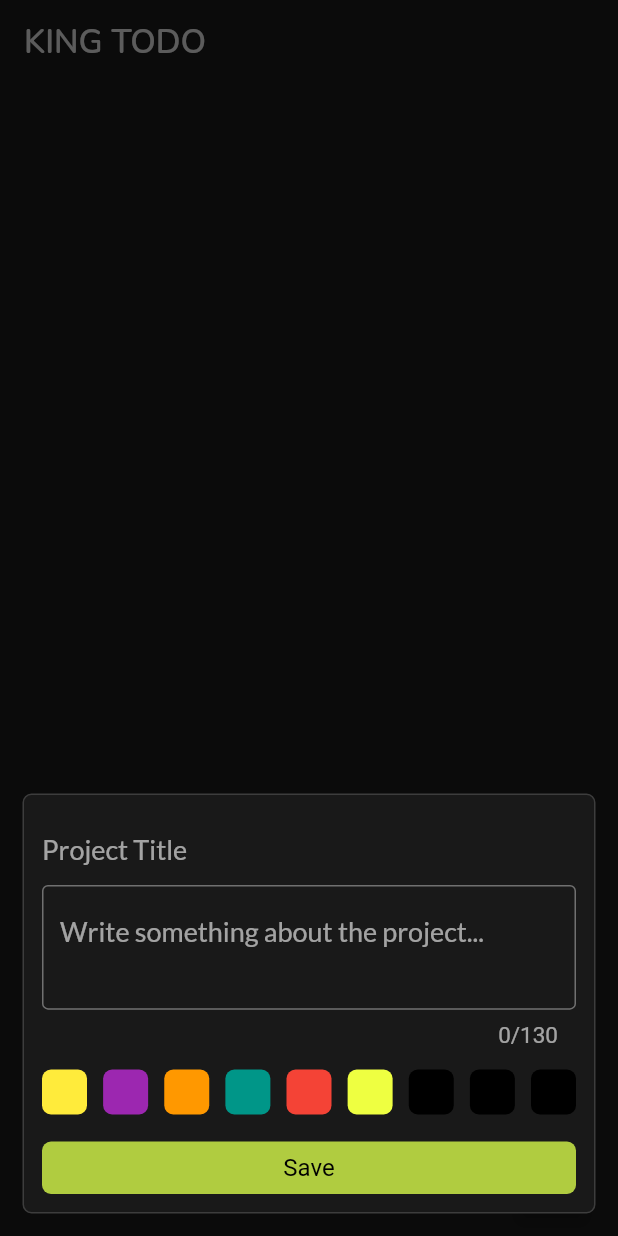
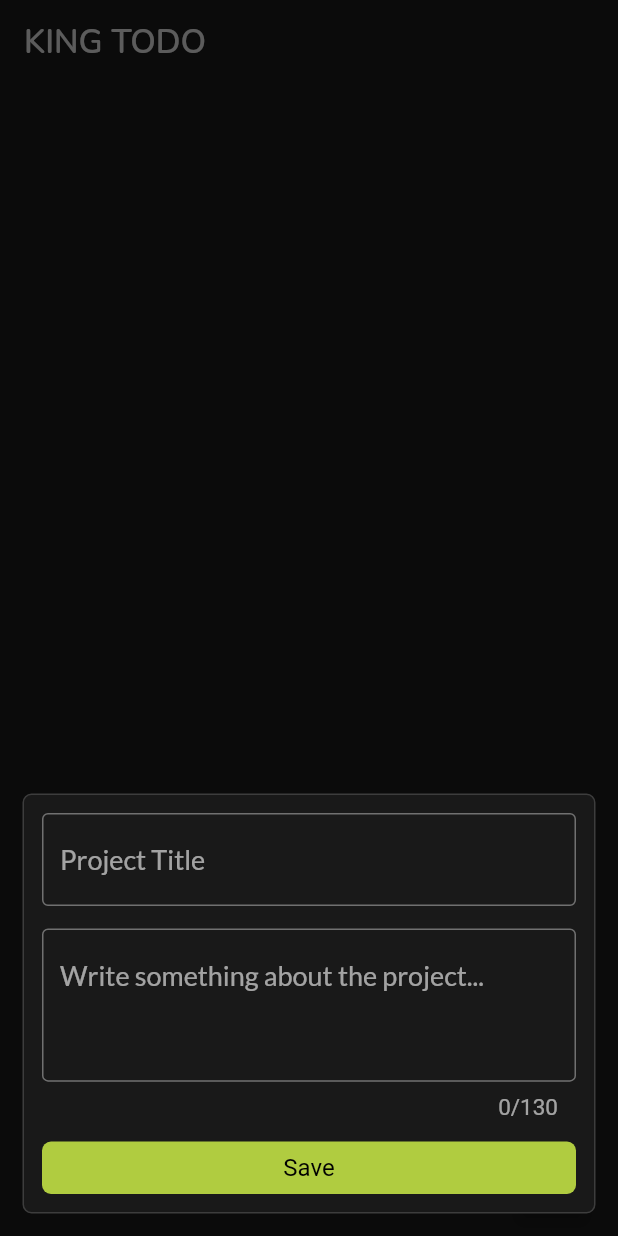
Before and after one commit to kingRayhan/flutter_king_todo, a Flutter app: the screen it shows after launch, after a tap on the "add" icon, on a phone screen of 412 x 824 dp. Run offline on Flutter 3.47's test engine with Material 2 defaults, Android fonts, the phone set to English and light mode, and no system bars; our stand-ins replace form_validator, google_fonts, hive, hive_flutter; accounts and stored records are empty.

Commit message:
projects creation done

```diff
--- a/lib/constants.dart
+++ b/lib/constants.dart
@@ -5,6 +5,8 @@ const kBackgroundColor = Color(0xFF191919);
 const kAccentColor = Color(0xFFB0CC40);
 const kCardBackgroundColor = Color(0xFF2B2B2B);
 const kTitleColor = Color(0xFFC9C9C9);
+
+const kProjectsDbName = 'projects__';
 
 // source: https://stackoverflow.com/a/51119796/3705299
 class ListViewScrollBehaviourNoGlow extends ScrollBehavior {
--- a/lib/main.dart
+++ b/lib/main.dart
@@ -1,10 +1,10 @@
 import 'package:flutter/material.dart';
 import 'package:google_fonts/google_fonts.dart';
 import 'package:hive_flutter/hive_flutter.dart';
+
 import 'constants.dart';
 import 'models/project.dart';
-import 'screens/home_screen.dart';
-import 'screens/project_screen.dart';
+import 'routes.dart';
 
 Future<void> main() async {
   await Hive.initFlutter();
@@ -32,9 +32,7 @@ class Main extends StatelessWidget {
         scaffoldBackgroundColor: kBackgroundColor,
       ),
       initialRoute: '/',
-        routes: {
-          '/': (context) => HomeScreen(),
-          '/project': (context) => ProjectScreen(),
-        });
+      routes: app_routes,
+    );
   }
 }
--- a/lib/models/project.dart
+++ b/lib/models/project.dart
@@ -3,18 +3,18 @@ part 'project.g.dart';
 
 @HiveType(typeId: 1)
 class Project {
-  @HiveField(0)
-  late String id;
-
   @HiveField(1)
   late String title;
 
   @HiveField(2)
   late String description;
 
+  @HiveField(3)
+  dynamic theme;
+
   Project({
-    required this.id,
     required this.title,
     required this.description,
+    this.theme,
   });
 }
--- /dev/null
+++ b/lib/routes.dart
@@ -0,0 +1,9 @@
+import 'package:flutter/widgets.dart';
+
+import 'screens/home_screen.dart';
+import 'screens/project_screen.dart';
+
+final Map<String, Widget Function(BuildContext)> app_routes = {
+  '/': (context) => const HomeScreen(),
+  '/project': (context) => const ProjectScreen(),
+};
--- a/lib/widgets/CreateProjectBottomSheet.dart
+++ b/lib/widgets/CreateProjectBottomSheet.dart
@@ -1,4 +1,5 @@
 import 'package:flutter/material.dart';
+import 'package:form_validator/form_validator.dart';
 import 'package:google_fonts/google_fonts.dart';
 import 'package:king_todo/models/project.dart';
 import 'package:uuid/uuid.dart';
@@ -16,9 +17,10 @@ class CreateProjectBottomSheet extends StatefulWidget {
 
 class _CreateProjectBottomSheetState extends State<CreateProjectBottomSheet> {
   int descriptionLength = 0;
+  final GlobalKey<FormState> _formKey = GlobalKey<FormState>();
 
-  var _titleInputController = TextEditingController();
-  var _descriptionInputController = TextEditingController();
+  final _titleInputController = TextEditingController();
+  final _descriptionInputController = TextEditingController();
 
   @override
   Widget build(BuildContext context) {
@@ -30,20 +32,24 @@ class _CreateProjectBottomSheetState extends State<CreateProjectBottomSheet> {
           color: const Color(0xFF191919),
           borderRadius: BorderRadius.circular(6.0)),
       height: 280.0,
+      child: Form(
+        key: _formKey,
         child: Column(
           children: [
-          TextField(
+            TextFormField(
               style: GoogleFonts.lato(fontSize: 18.0),
               maxLength: 50,
+              validator: ValidationBuilder().required().maxLength(35).build(),
               controller: _titleInputController,
               decoration: const InputDecoration(
                 hintText: "Project Title",
-              border: InputBorder.none,
+                border: OutlineInputBorder(),
                 counterText: "",
               ),
             ),
+            const SizedBox(height: 15.0),
             Expanded(
-            child: TextField(
+              child: TextFormField(
                 style: GoogleFonts.lato(fontSize: 18.0),
                 minLines: 4,
                 maxLines: null,
@@ -57,32 +63,33 @@ class _CreateProjectBottomSheetState extends State<CreateProjectBottomSheet> {
                     border: OutlineInputBorder()),
               ),
             ),
-          SizedBox(height: 18.0),
-          Row(
-            mainAxisAlignment: MainAxisAlignment.spaceBetween,
-            children: [
-              _buildProjectThemeColorSwatch(color: Colors.yellow),
-              _buildProjectThemeColorSwatch(color: Colors.purple),
-              _buildProjectThemeColorSwatch(color: Colors.orange),
-              _buildProjectThemeColorSwatch(color: Colors.teal),
-              _buildProjectThemeColorSwatch(color: Colors.red),
-              _buildProjectThemeColorSwatch(color: Colors.limeAccent),
-              _buildProjectThemeColorSwatch(),
-              _buildProjectThemeColorSwatch(),
-              _buildProjectThemeColorSwatch(),
+            // SizedBox(height: 18.0),
+            // Row(
+            //   mainAxisAlignment: MainAxisAlignment.spaceBetween,
+            //   children: [
+            //     _buildProjectThemeColorSwatch(color: Colors.yellow),
+            //     _buildProjectThemeColorSwatch(color: Colors.purple),
+            //     _buildProjectThemeColorSwatch(color: Colors.orange),
+            //     _buildProjectThemeColorSwatch(color: Colors.teal),
+            //     _buildProjectThemeColorSwatch(color: Colors.red),
+            //     _buildProjectThemeColorSwatch(color: Colors.limeAccent),
+            //     _buildProjectThemeColorSwatch(),
+            //     _buildProjectThemeColorSwatch(),
+            //     _buildProjectThemeColorSwatch(),
+            //   ],
+            // ),
+            const SizedBox(height: 18.0),
+            _saveButton(onPress: () {
+              if (_formKey.currentState!.validate()) {
+                final project = Project(
+                    title: _titleInputController.text,
+                    description: _descriptionInputController.text);
+                widget.onSave?.call(project);
+                Navigator.pop(context);
+              }
+            }),
           ],
         ),
-          const SizedBox(height: 18.0),
-          _saveButton(onPress: () {
-            var uuid = Uuid();
-            final project = Project(
-              title: _titleInputController.text,
-              description: _descriptionInputController.text,
-              id: uuid.v4(),
-            );
-            widget.onSave?.call(project);
-          }),
-        ],
       ),
     );
   }
--- a/pubspec.yaml
+++ b/pubspec.yaml
@@ -38,6 +38,7 @@ dependencies:
   hive: ^2.2.3
   hive_flutter: ^1.1.0
   uuid: 3.0.6
+  form_validator: ^1.0.2
 
 dev_dependencies:
   flutter_test:
```
Also changed, not shown: lib/screens/home_screen.dart (+11 -11 lines), lib/models/project.g.dart, pubspec.lock. Lines whose indentation alone changed are shown as unchanged.
